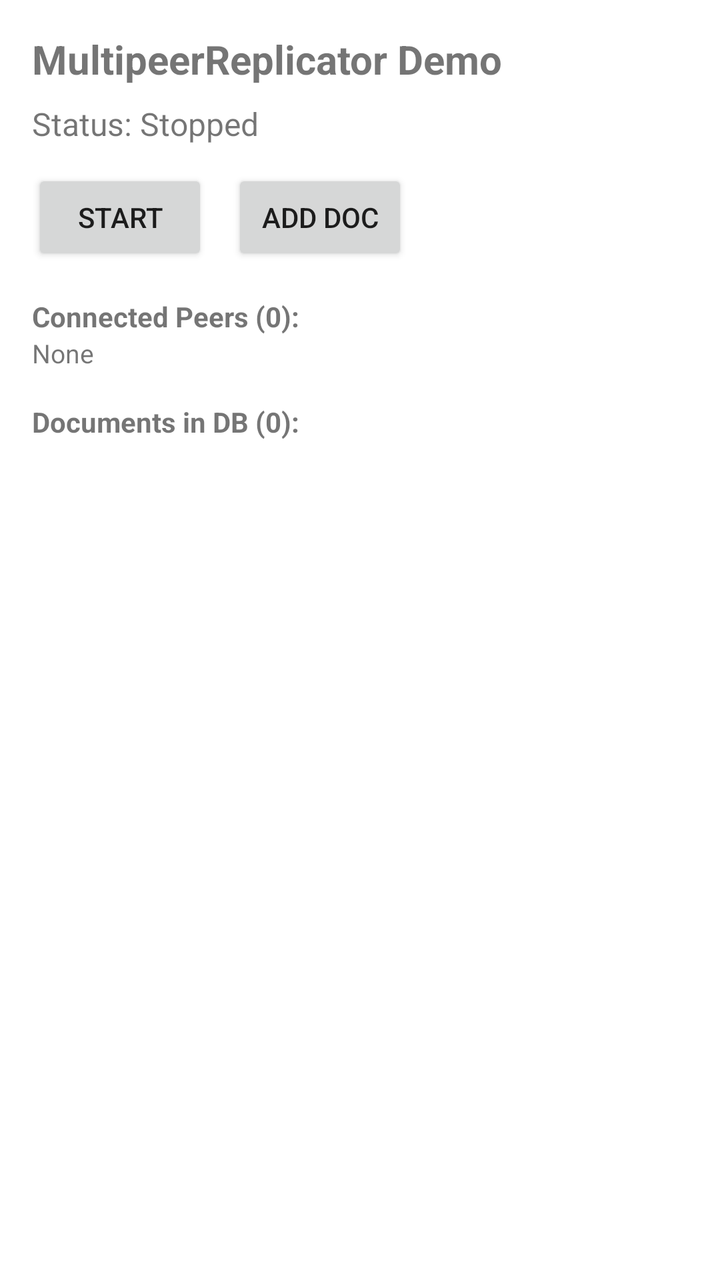
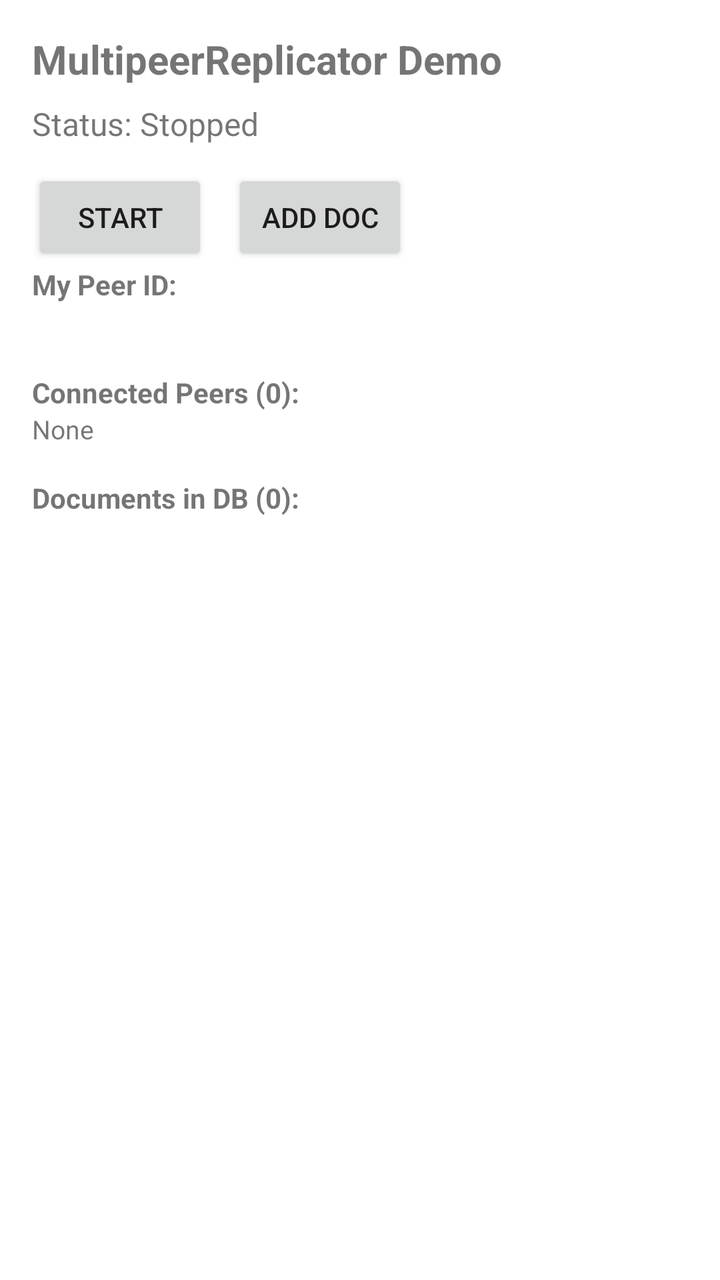

An Android layout rendered at two revisions. The XML below is the earlier revision; the diff shows what the commit changed to produce the second picture.
<!-- AndroidManifest.xml: application theme Theme.BTSample -->
<!-- res/layout/activity_main.xml -->
<?xml version="1.0" encoding="utf-8"?>
<LinearLayout xmlns:android="http://schemas.android.com/apk/res/android"
    android:layout_width="match_parent"
    android:layout_height="match_parent"
    android:orientation="vertical"
    android:padding="16dp">

    <TextView
        android:id="@+id/tvTitle"
        android:layout_width="wrap_content"
        android:layout_height="wrap_content"
        android:text="MultipeerReplicator Demo"
        android:textSize="20sp"
        android:textStyle="bold" />

    <TextView
        android:id="@+id/tvStatus"
        android:layout_width="wrap_content"
        android:layout_height="wrap_content"
        android:layout_marginTop="8dp"
        android:text="Status: Stopped"
        android:textSize="16sp" />

    <LinearLayout
        android:layout_width="match_parent"
        android:layout_height="wrap_content"
        android:layout_marginTop="12dp"
        android:orientation="horizontal">

        <Button
            android:id="@+id/btnToggle"
            android:layout_width="wrap_content"
            android:layout_height="wrap_content"
            android:text="Start" />

        <Button
            android:id="@+id/btnAddDoc"
            android:layout_width="wrap_content"
            android:layout_height="wrap_content"
            android:layout_marginStart="12dp"
            android:text="Add Doc" />
    </LinearLayout>

    <TextView
        android:id="@+id/tvPeersHeader"
        android:layout_width="wrap_content"
        android:layout_height="wrap_content"
        android:layout_marginTop="16dp"
        android:text="Connected Peers (0):"
        android:textStyle="bold" />

    <TextView
        android:id="@+id/tvPeers"
        android:layout_width="match_parent"
        android:layout_height="wrap_content"
        android:text="None"
        android:textSize="13sp" />

    <TextView
        android:id="@+id/tvDocsHeader"
        android:layout_width="wrap_content"
        android:layout_height="wrap_content"
        android:layout_marginTop="16dp"
        android:text="Documents in DB (0):"
        android:textStyle="bold" />

    <ScrollView
        android:layout_width="match_parent"
        android:layout_height="0dp"
        android:layout_weight="1">

        <TextView
            android:id="@+id/tvDocs"
            android:layout_width="match_parent"
            android:layout_height="wrap_content"
            android:fontFamily="monospace"
            android:textSize="12sp" />
    </ScrollView>
</LinearLayout>
<!-- resources referenced by this layout -->
<resources>
  <style name="Theme.BTSample" parent="Theme.MaterialComponents.DayNight.DarkActionBar">
          
          <item name="colorPrimary">@color/purple_500</item>
          <item name="colorPrimaryVariant">@color/purple_700</item>
          <item name="colorOnPrimary">@color/white</item>
          
          <item name="colorSecondary">@color/teal_200</item>
          <item name="colorSecondaryVariant">@color/teal_700</item>
          <item name="colorOnSecondary">@color/black</item>
          
          <item name="android:statusBarColor">?attr/colorPrimaryVariant</item>
          
      </style>
  <color name="purple_500">#FF6200EE</color>
  <color name="purple_700">#FF3700B3</color>
  <color name="white">#FFFFFFFF</color>
  <color name="teal_200">#FF03DAC5</color>
  <color name="teal_700">#FF018786</color>
  <color name="black">#FF000000</color>
</resources>

<!-- the commit's change to res/layout/activity_main.xml (unified diff, before → after) -->
@@ -42,6 +42,18 @@
     </LinearLayout>
 
     <TextView
+        android:id="@+id/tvIDHeader"
+        android:layout_width="match_parent"
+        android:layout_height="wrap_content"
+        android:text="My Peer ID:"
+        android:textStyle="bold" />
+
+    <TextView
+        android:id="@+id/tvID"
+        android:layout_width="match_parent"
+        android:layout_height="wrap_content" />
+
+    <TextView
         android:id="@+id/tvPeersHeader"
         android:layout_width="wrap_content"
         android:layout_height="wrap_content"
